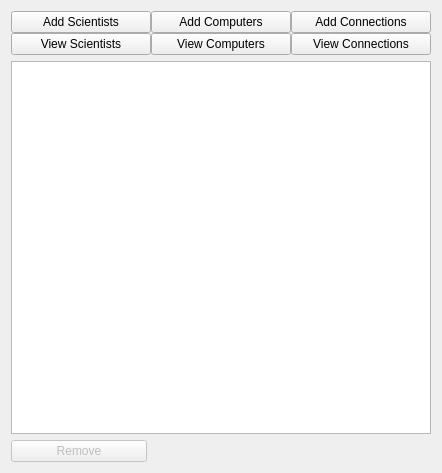
Before: the Qt Designer form GUI/mainwindow.ui in atlie15/GraphicalUI, drawn with Qt 5.
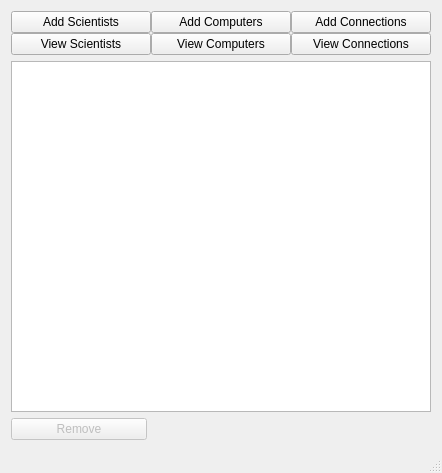
After: the same form once the commit is applied. Icons and pictures are not drawn.

The edit to the form file:
```diff
--- a/GUI/mainwindow.ui
+++ b/GUI/mainwindow.ui
@@ -151,6 +151,7 @@
     </item>
    </layout>
   </widget>
+  <widget class="QStatusBar" name="statusBar"/>
  </widget>
  <layoutdefault spacing="6" margin="11"/>
  <resources>
```
